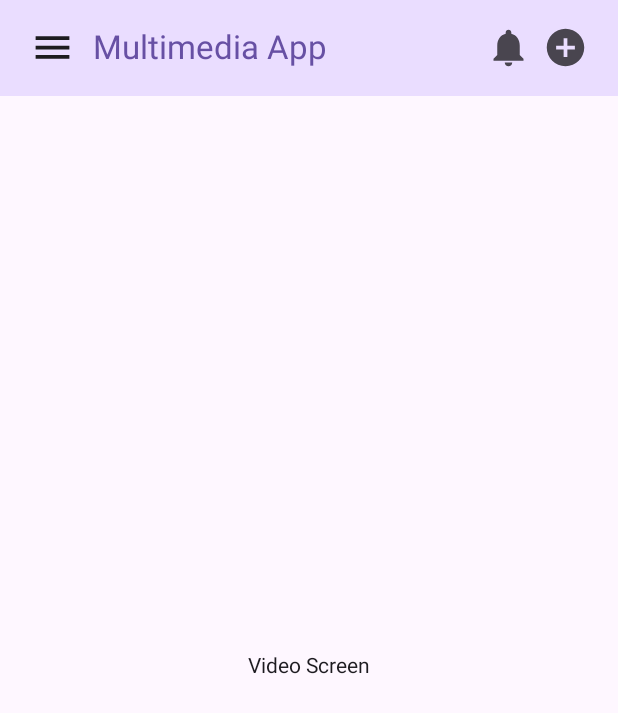
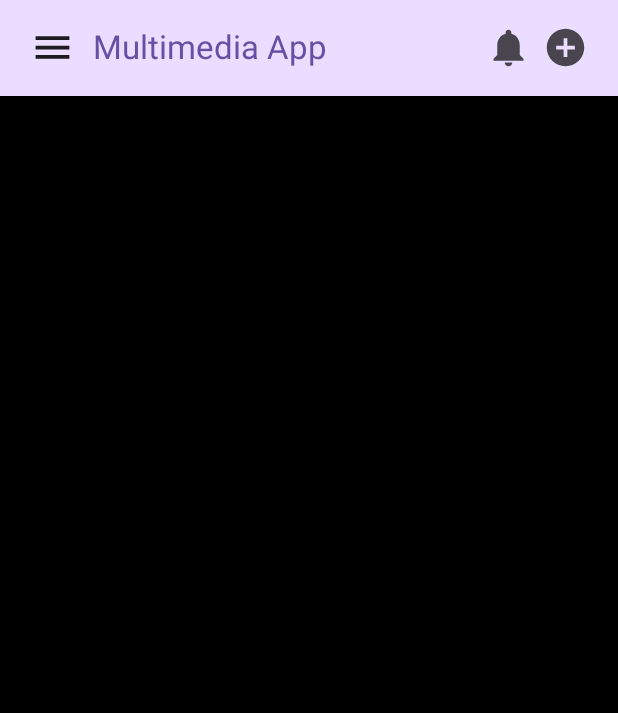
Before and after one commit to MHThe1/Multimedia-App-Kotlin, an Android app built with Jetpack Compose: the VideoScreen screen opened through its navigation route, on a phone screen of 412 x 824 dp. Shown: the top 713 px of the screen. Run offline under Robolectric (Android 15) with nearby library versions, the phone set to English and light mode, and no system bars.

Commit message:
video player support added

```diff
--- a/app/build.gradle.kts
+++ b/app/build.gradle.kts
@@ -61,4 +61,8 @@ dependencies {
 
     // Jetpack Compose integration
     implementation("androidx.navigation:navigation-compose:$nav_version")
+
+    implementation("androidx.media3:media3-exoplayer:1.4.1")
+    implementation("androidx.media3:media3-exoplayer-dash:1.4.1")
+    implementation("androidx.media3:media3-ui:1.4.1")
 }
--- a/app/src/main/java/com/classwork/multimediaapp/VideoScreen.kt
+++ b/app/src/main/java/com/classwork/multimediaapp/VideoScreen.kt
@@ -1,21 +1,53 @@
 package com.classwork.multimediaapp
 
-import androidx.compose.foundation.layout.Arrangement
-import androidx.compose.foundation.layout.Column
+import android.net.Uri
+import androidx.compose.foundation.layout.Box
 import androidx.compose.foundation.layout.fillMaxSize
-import androidx.compose.material3.Text
-import androidx.compose.runtime.Composable
+import androidx.compose.runtime.*
 import androidx.compose.ui.Alignment
 import androidx.compose.ui.Modifier
+import androidx.compose.ui.platform.LocalContext
+import androidx.compose.ui.viewinterop.AndroidView
+import androidx.media3.common.util.UnstableApi
+import androidx.media3.exoplayer.ExoPlayer
+import androidx.media3.ui.PlayerView
 
+@UnstableApi
 @Composable
 fun VideoScreen() {
-    Column(
-        modifier = Modifier
-            .fillMaxSize(),
-        horizontalAlignment = Alignment.CenterHorizontally,
-        verticalArrangement = Arrangement.Center
+    val context = LocalContext.current
+
+    // Create and manage ExoPlayer instance
+    val exoPlayer = remember {
+        ExoPlayer.Builder(context).build().apply {
+            // Access the local video from res/raw
+            val videoUri = Uri.parse("android.resource://${context.packageName}/raw/breaking_bad")
+            val mediaItem = androidx.media3.common.MediaItem.fromUri(videoUri)
+            setMediaItem(mediaItem)
+            prepare()
+            playWhenReady = true
+        }
+    }
+
+    // Dispose of the ExoPlayer instance when no longer needed
+    DisposableEffect(exoPlayer) {
+        onDispose {
+            exoPlayer.release()
+        }
+    }
+
+    // Display the PlayerView using AndroidView
+    Box(
+        modifier = Modifier.fillMaxSize(),
+        contentAlignment = Alignment.Center
     ) {
-        Text(text = "Video Screen")
+        AndroidView(
+            factory = { ctx ->
+                PlayerView(ctx).apply {
+                    player = exoPlayer
+                }
+            },
+            modifier = Modifier.fillMaxSize()
+        )
     }
 }
```
Also changed, not shown: 1 other file.
